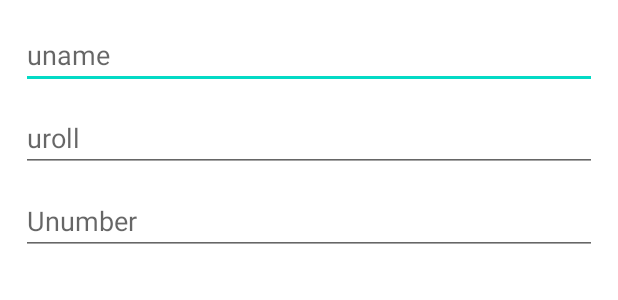
After one commit to AP-Skill-Development-Corporation/AAAD-STP-BATCH-5, an Android app: the layout update.xml on its own in the app's theme, with its tools: preview values and no code run, on a phone screen of 412 x 824 dp. The commit adds this screen. Shown: the top 300 px of the screen. Run offline under Robolectric (Android 15) with nearby library versions, the phone set to English and light mode, and no system bars.

Commit message:
08-11-2020

```diff
--- a/FireDb/app/build.gradle
+++ b/FireDb/app/build.gradle
@@ -1,5 +1,6 @@
 plugins {
     id 'com.android.application'
+    id 'com.google.gms.google-services'
 }
 
 android {
@@ -33,6 +34,8 @@ dependencies {
     implementation 'androidx.appcompat:appcompat:1.2.0'
     implementation 'com.google.android.material:material:1.2.1'
     implementation 'androidx.constraintlayout:constraintlayout:2.0.4'
+    implementation 'com.google.firebase:firebase-analytics:18.0.0'
+    implementation 'com.google.firebase:firebase-database:19.5.1'
     testImplementation 'junit:junit:4.+'
     androidTestImplementation 'androidx.test.ext:junit:1.1.2'
     androidTestImplementation 'androidx.test.espresso:espresso-core:3.3.0'
--- /dev/null
+++ b/FireDb/app/src/main/res/layout/update.xml
@@ -0,0 +1,26 @@
+<?xml version="1.0" encoding="utf-8"?>
+<LinearLayout xmlns:android="http://schemas.android.com/apk/res/android"
+    android:orientation="vertical"
+    android:layout_width="match_parent"
+    android:padding="14dp"
+    android:layout_height="match_parent">
+
+    <EditText
+        android:layout_width="match_parent"
+        android:layout_height="wrap_content"
+        android:id="@+id/uname"
+        android:hint="uname"/>
+    <EditText
+        android:layout_width="match_parent"
+        android:layout_height="wrap_content"
+        android:id="@+id/uroll"
+        android:hint="uroll"
+        android:layout_marginTop="10dp"/>
+    <EditText
+        android:layout_width="match_parent"
+        android:layout_height="wrap_content"
+        android:id="@+id/unumber"
+        android:hint="Unumber"
+        android:layout_marginTop="10dp"/>
+
+</LinearLayout>
--- a/FireDb/build.gradle
+++ b/FireDb/build.gradle
@@ -6,6 +6,7 @@ buildscript {
     }
     dependencies {
         classpath "com.android.tools.build:gradle:4.1.0"
+        classpath 'com.google.gms:google-services:4.3.4'
 
         // NOTE: Do not place your application dependencies here; they belong
         // in the individual module build.gradle files
```
Also changed, not shown: FireDb/app/src/main/java/com/example/firedb/MainActivity.java (+56 -1 lines), FireDb/app/src/main/java/com/example/firedb/MyAdapter.java (+55 -0 lines).
